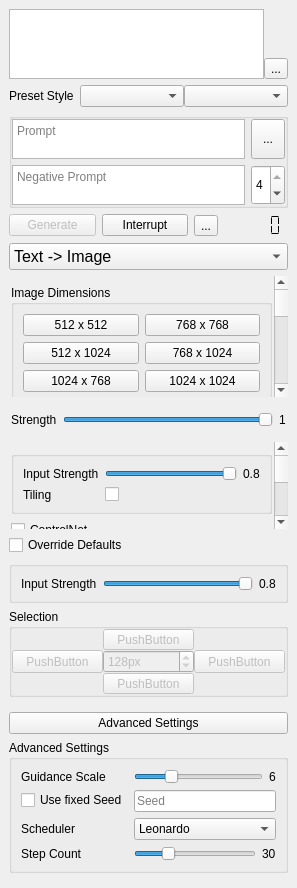
rainu/krita-leonardo-ai, file leonardo_ai/view/dock.ui: the form before one commit.
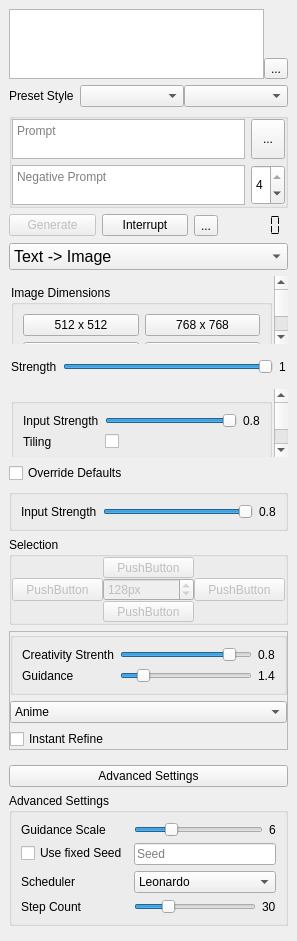
The form after the commit. Icons and pictures are not drawn.

Commit message: add support for realtime canvas (aka StableDiffusion LCM)

What changed in the file:
```diff
--- a/leonardo_ai/view/dock.ui
+++ b/leonardo_ai/view/dock.ui
@@ -1870,6 +1870,228 @@
          </layout>
         </widget>
        </item>
+       <item>
+        <widget class="QFrame" name="grpSketch2ImageRealtime">
+         <property name="frameShape">
+          <enum>QFrame::StyledPanel</enum>
+         </property>
+         <property name="frameShadow">
+          <enum>QFrame::Raised</enum>
+         </property>
+         <layout class="QVBoxLayout" name="verticalLayout_5">
+          <property name="leftMargin">
+           <number>0</number>
+          </property>
+          <property name="topMargin">
+           <number>0</number>
+          </property>
+          <property name="rightMargin">
+           <number>0</number>
+          </property>
+          <property name="bottomMargin">
+           <number>0</number>
+          </property>
+          <item>
+           <widget class="QGroupBox" name="groupBox_4">
+            <property name="title">
+             <string/>
+            </property>
+            <layout class="QFormLayout" name="formLayout_11">
+             <item row="0" column="0">
+              <widget class="QLabel" name="label_22">
+               <property name="text">
+                <string>Creativity Strenth</string>
+               </property>
+              </widget>
+             </item>
+             <item row="0" column="1">
+              <widget class="QFrame" name="frame_18">
+               <property name="frameShape">
+                <enum>QFrame::NoFrame</enum>
+               </property>
+               <property name="frameShadow">
+                <enum>QFrame::Raised</enum>
+               </property>
+               <layout class="QHBoxLayout" name="horizontalLayout_17">
+                <property name="leftMargin">
+                 <number>0</number>
+                </property>
+                <property name="topMargin">
+                 <number>0</number>
+                </property>
+                <property name="rightMargin">
+                 <number>0</number>
+                </property>
+                <property name="bottomMargin">
+                 <number>0</number>
+                </property>
+                <item>
+                 <widget class="QSlider" name="slSketch2ImageRTStrenth">
+                  <property name="minimum">
+                   <number>10</number>
+                  </property>
+                  <property name="maximum">
+                   <number>90</number>
+                  </property>
+                  <property name="value">
+                   <number>80</number>
+                  </property>
+                  <property name="orientation">
+                   <enum>Qt::Horizontal</enum>
+                  </property>
+                 </widget>
+                </item>
+                <item>
+                 <widget class="QLabel" name="lblSketch2ImageRTStrength">
+                  <property name="text">
+                   <string>0.8</string>
+                  </property>
+                 </widget>
+                </item>
+               </layout>
+              </widget>
+             </item>
+             <item row="1" column="0">
+              <widget class="QLabel" name="label_23">
+               <property name="text">
+                <string>Guidance</string>
+               </property>
+              </widget>
+             </item>
+             <item row="1" column="1">
+              <widget class="QFrame" name="frame_19">
+               <property name="frameShape">
+                <enum>QFrame::NoFrame</enum>
+               </property>
+               <property name="frameShadow">
+                <enum>QFrame::Raised</enum>
+               </property>
+               <layout class="QHBoxLayout" name="horizontalLayout_18">
+                <property name="leftMargin">
+                 <number>0</number>
+                </property>
+                <property name="topMargin">
+                 <number>0</number>
+                </property>
+                <property name="rightMargin">
+                 <number>0</number>
+                </property>
+                <property name="bottomMargin">
+                 <number>0</number>
+                </property>
+                <item>
+                 <widget class="QSlider" name="slSketch2ImageRTGuidance">
+                  <property name="minimum">
+                   <number>10</number>
+                  </property>
+                  <property name="maximum">
+                   <number>40</number>
+                  </property>
+                  <property name="value">
+                   <number>14</number>
+                  </property>
+                  <property name="orientation">
+                   <enum>Qt::Horizontal</enum>
+                  </property>
+                 </widget>
+                </item>
+                <item>
+                 <widget class="QLabel" name="lblSketch2ImageRTGuidance">
+                  <property name="text">
+                   <string>1.4</string>
+                  </property>
+                 </widget>
+                </item>
+               </layout>
+              </widget>
+             </item>
+            </layout>
+           </widget>
+          </item>
+          <item>
+           <widget class="QComboBox" name="cmbSketch2ImageRTStyle">
+            <item>
+             <property name="text">
+              <string>Anime</string>
+             </property>
+            </item>
+            <item>
+             <property name="text">
+              <string>Cinematic</string>
+             </property>
+            </item>
+            <item>
+             <property name="text">
+              <string>Concept Art</string>
+             </property>
+            </item>
+            <item>
+             <property name="text">
+              <string>Dynamic</string>
+             </property>
+            </item>
+            <item>
+             <property name="text">
+              <string>Environment</string>
+             </property>
+            </item>
+            <item>
+             <property name="text">
+              <string>Fantasy Art</string>
+             </property>
+            </item>
+            <item>
+             <property name="text">
+              <string>Painting</string>
+             </property>
+            </item>
+            <item>
+             <property name="text">
+              <string>Photography</string>
+             </property>
+            </item>
+            <item>
+             <property name="text">
+              <string>Product</string>
+             </property>
+            </item>
+            <item>
+             <property name="text">
+              <string>Raytraced</string>
+             </property>
+            </item>
+            <item>
+             <property name="text">
+              <string>Sketch B/W</string>
+             </property>
+            </item>
+            <item>
+             <property name="text">
+              <string>Sketch Color</string>
+             </property>
+            </item>
+            <item>
+             <property name="text">
+              <string>Vibrant</string>
+             </property>
+            </item>
+            <item>
+             <property name="text">
+              <string>None</string>
+             </property>
+            </item>
+           </widget>
+          </item>
+          <item>
+           <widget class="QCheckBox" name="chkSketch2ImageRTRefine">
+            <property name="text">
+             <string>Instant Refine</string>
+            </property>
+           </widget>
+          </item>
+         </layout>
+        </widget>
+       </item>
       </layout>
      </widget>
     </item>
```
Left out of the diff: 7 changed lines with no effect on the pictures. The commit also changes 6 other files.
